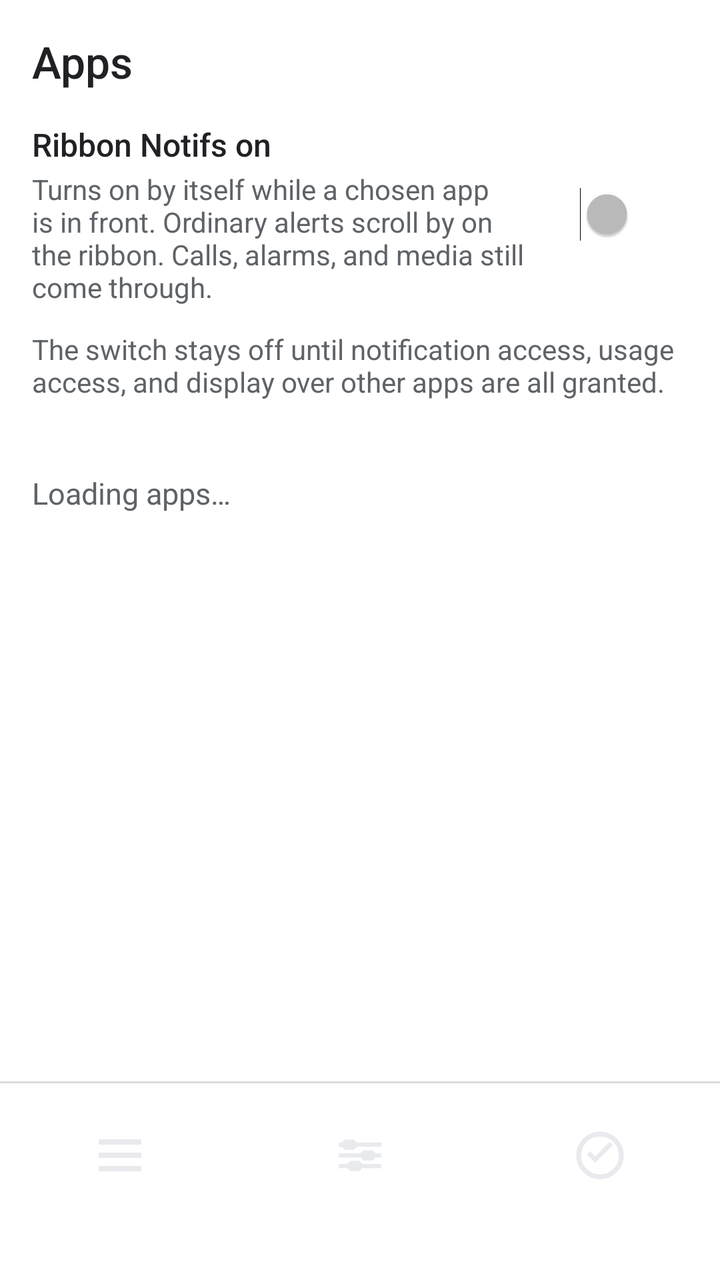
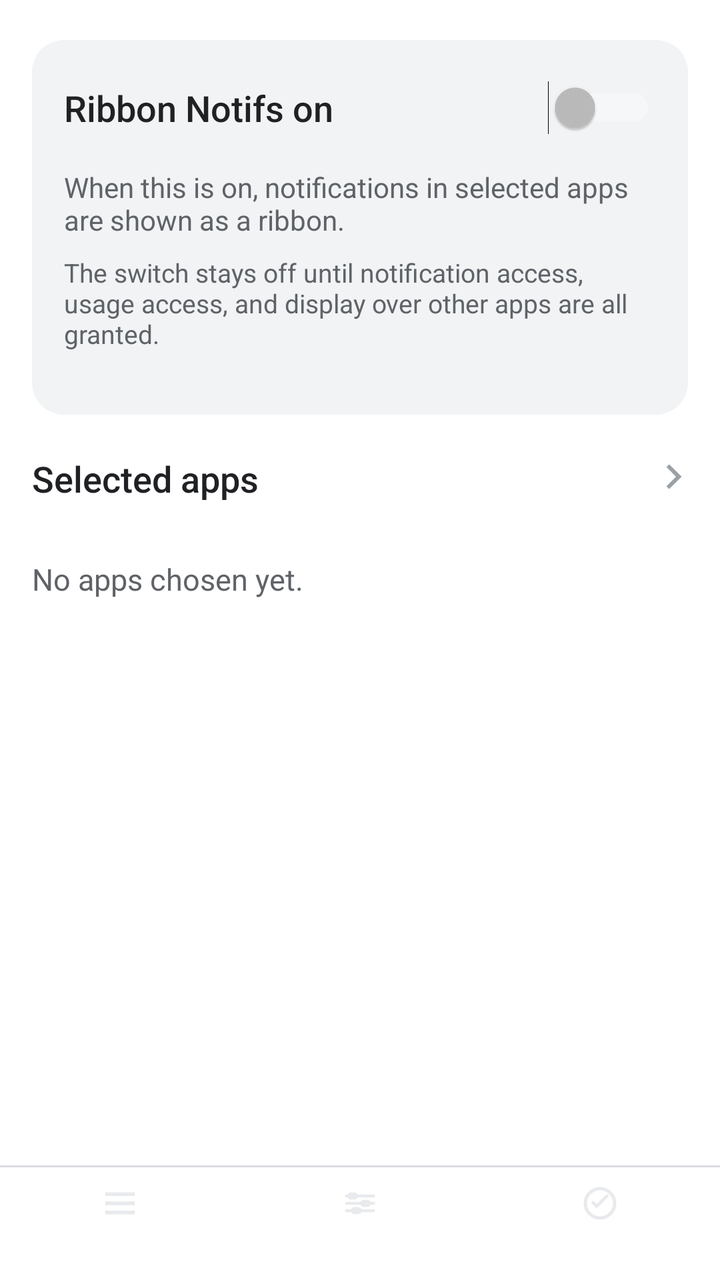

Before-and-after screenshots of an Android layout around one commit, followed by the original layout XML and the change that was made.
<!-- AndroidManifest.xml: application theme Theme.Ticker -->
<!-- res/layout/activity_apps.xml -->
<?xml version="1.0" encoding="utf-8"?>
<LinearLayout xmlns:android="http://schemas.android.com/apk/res/android"
    android:id="@+id/apps_root"
    android:layout_width="match_parent"
    android:layout_height="match_parent"
    android:background="@color/paper"
    android:orientation="vertical">

    <TextView
        android:layout_width="match_parent"
        android:layout_height="wrap_content"
        android:fontFamily="sans-serif-medium"
        android:paddingStart="16dp"
        android:paddingTop="16dp"
        android:paddingEnd="16dp"
        android:paddingBottom="4dp"
        android:text="@string/tab_apps"
        android:textColor="@color/ink"
        android:textSize="22sp" />

    <LinearLayout
        android:id="@+id/master_row"
        android:layout_width="match_parent"
        android:layout_height="wrap_content"
        android:background="?android:attr/selectableItemBackground"
        android:clickable="true"
        android:focusable="true"
        android:gravity="center_vertical"
        android:minHeight="72dp"
        android:orientation="horizontal"
        android:paddingStart="16dp"
        android:paddingTop="12dp"
        android:paddingEnd="16dp"
        android:paddingBottom="12dp">

        <LinearLayout
            android:layout_width="0dp"
            android:layout_height="wrap_content"
            android:layout_marginEnd="16dp"
            android:layout_weight="1"
            android:orientation="vertical">

            <TextView
                android:layout_width="match_parent"
                android:layout_height="wrap_content"
                android:fontFamily="sans-serif-medium"
                android:text="@string/master_label"
                android:textColor="@color/ink"
                android:textSize="16sp" />

            <TextView
                android:layout_width="match_parent"
                android:layout_height="wrap_content"
                android:layout_marginTop="2dp"
                android:text="@string/master_summary"
                android:textColor="@color/muted"
                android:textSize="14sp" />
        </LinearLayout>

        <Switch
            android:id="@+id/master_switch"
            android:layout_width="wrap_content"
            android:layout_height="wrap_content"
            android:contentDescription="@string/master_label" />
    </LinearLayout>

    <TextView
        android:id="@+id/master_blocked"
        android:layout_width="match_parent"
        android:layout_height="wrap_content"
        android:paddingStart="16dp"
        android:paddingEnd="16dp"
        android:paddingBottom="12dp"
        android:text="@string/master_blocked"
        android:textColor="@color/muted"
        android:textSize="14sp" />

    <FrameLayout
        android:layout_width="match_parent"
        android:layout_height="0dp"
        android:layout_weight="1">

        <ListView
            android:id="@+id/app_list"
            android:layout_width="match_parent"
            android:layout_height="match_parent"
            android:clipToPadding="false"
            android:divider="@color/divider"
            android:dividerHeight="1dp"
            android:listSelector="@android:color/transparent" />

        <TextView
            android:id="@+id/empty"
            android:layout_width="match_parent"
            android:layout_height="wrap_content"
            android:paddingStart="16dp"
            android:paddingTop="24dp"
            android:paddingEnd="16dp"
            android:text="@string/loading_apps"
            android:textColor="@color/muted"
            android:textSize="15sp" />
    </FrameLayout>

    <include layout="@layout/bar_tabs" />
</LinearLayout>
<!-- res/layout/bar_tabs.xml (included above) -->
<?xml version="1.0" encoding="utf-8"?>
<LinearLayout xmlns:android="http://schemas.android.com/apk/res/android"
    android:id="@+id/tab_bar"
    android:layout_width="match_parent"
    android:layout_height="wrap_content"
    android:background="@color/paper"
    android:orientation="vertical">

    <View
        android:layout_width="match_parent"
        android:layout_height="1dp"
        android:background="@color/divider" />

    <LinearLayout
        android:layout_width="match_parent"
        android:layout_height="wrap_content"
        android:orientation="horizontal"
        android:paddingTop="12dp"
        android:paddingBottom="14dp">

        <LinearLayout
            android:id="@+id/tab_apps"
            android:layout_width="0dp"
            android:layout_height="wrap_content"
            android:layout_weight="1"
            android:background="?android:attr/selectableItemBackground"
            android:clickable="true"
            android:contentDescription="@string/tab_apps"
            android:focusable="true"
            android:gravity="center_horizontal"
            android:orientation="vertical">

            <FrameLayout
                android:id="@+id/tab_apps_pill"
                android:layout_width="96dp"
                android:layout_height="48dp">

                <ImageView
                    android:id="@+id/tab_apps_icon"
                    android:layout_width="32dp"
                    android:layout_height="32dp"
                    android:layout_gravity="center"
                    android:contentDescription="@null"
                    android:importantForAccessibility="no"
                    android:src="@drawable/ic_tab_apps" />
            </FrameLayout>

            <TextView
                android:id="@+id/tab_apps_label"
                android:layout_width="wrap_content"
                android:layout_height="wrap_content"
                android:layout_marginTop="4dp"
                android:text="@string/tab_apps"
                android:textSize="15sp" />
        </LinearLayout>

        <LinearLayout
            android:id="@+id/tab_appearance"
            android:layout_width="0dp"
            android:layout_height="wrap_content"
            android:layout_weight="1"
            android:background="?android:attr/selectableItemBackground"
            android:clickable="true"
            android:contentDescription="@string/tab_appearance"
            android:focusable="true"
            android:gravity="center_horizontal"
            android:orientation="vertical">

            <FrameLayout
                android:id="@+id/tab_appearance_pill"
                android:layout_width="96dp"
                android:layout_height="48dp">

                <ImageView
                    android:id="@+id/tab_appearance_icon"
                    android:layout_width="32dp"
                    android:layout_height="32dp"
                    android:layout_gravity="center"
                    android:contentDescription="@null"
                    android:importantForAccessibility="no"
                    android:src="@drawable/ic_tab_appearance" />
            </FrameLayout>

            <TextView
                android:id="@+id/tab_appearance_label"
                android:layout_width="wrap_content"
                android:layout_height="wrap_content"
                android:layout_marginTop="4dp"
                android:text="@string/tab_appearance"
                android:textSize="15sp" />
        </LinearLayout>

        <LinearLayout
            android:id="@+id/tab_permissions"
            android:layout_width="0dp"
            android:layout_height="wrap_content"
            android:layout_weight="1"
            android:background="?android:attr/selectableItemBackground"
            android:clickable="true"
            android:contentDescription="@string/tab_permissions"
            android:focusable="true"
            android:gravity="center_horizontal"
            android:orientation="vertical">

            <FrameLayout
                android:id="@+id/tab_permissions_pill"
                android:layout_width="96dp"
                android:layout_height="48dp">

                <ImageView
                    android:id="@+id/tab_permissions_icon"
                    android:layout_width="32dp"
                    android:layout_height="32dp"
                    android:layout_gravity="center"
                    android:contentDescription="@null"
                    android:importantForAccessibility="no"
                    android:src="@drawable/ic_tab_permissions" />
            </FrameLayout>

            <TextView
                android:id="@+id/tab_permissions_label"
                android:layout_width="wrap_content"
                android:layout_height="wrap_content"
                android:layout_marginTop="4dp"
                android:text="@string/tab_permissions"
                android:textSize="15sp" />
        </LinearLayout>
    </LinearLayout>
</LinearLayout>
<!-- resources referenced by this layout -->
<resources>
  <color name="divider">#3C4043</color>
  <color name="ink">#E8EAED</color>
  <color name="muted">#9AA0A6</color>
  <color name="paper">#1F1F1F</color>
  <!-- drawable ic_tab_appearance (drawable) -->
  <?xml version="1.0" encoding="utf-8"?>
  <vector xmlns:android="http://schemas.android.com/apk/res/android"
      android:width="24dp"
      android:height="24dp"
      android:viewportWidth="24"
      android:viewportHeight="24">
      <path
          android:fillColor="#E8EAED"
          android:pathData="M4,7.2h16v1.6H4z M4,11.2h16v1.6H4z M4,15.2h16v1.6H4z" />
      <path
          android:fillColor="#E8EAED"
          android:pathData="M8,6.2a2,2 0,1 1,0 3.6a2,2 0,1 1,0 -3.6z M15,10.2a2,2 0,1 1,0 3.6a2,2 0,1 1,0 -3.6z M10,14.2a2,2 0,1 1,0 3.6a2,2 0,1 1,0 -3.6z" />
  </vector>
  <!-- drawable ic_tab_apps (drawable) -->
  <?xml version="1.0" encoding="utf-8"?>
  <vector xmlns:android="http://schemas.android.com/apk/res/android"
      android:width="24dp"
      android:height="24dp"
      android:viewportWidth="24"
      android:viewportHeight="24">
      <path
          android:fillColor="#E8EAED"
          android:pathData="M4,6h16v2H4z M4,11h16v2H4z M4,16h16v2H4z" />
  </vector>
  <!-- drawable ic_tab_permissions (drawable) -->
  <?xml version="1.0" encoding="utf-8"?>
  <vector xmlns:android="http://schemas.android.com/apk/res/android"
      android:width="24dp"
      android:height="24dp"
      android:viewportWidth="24"
      android:viewportHeight="24">
      <path
          android:fillColor="#00000000"
          android:pathData="M12,4a8,8 0,1 1,0 16a8,8 0,1 1,0 -16z"
          android:strokeColor="#E8EAED"
          android:strokeWidth="1.8" />
      <path
          android:fillColor="#E8EAED"
          android:pathData="M10.2,12.4 L8.3,10.5 L7.1,11.7 L10.2,14.8 L16.9,8.1 L15.7,6.9 Z" />
  </vector>
  <string name="loading_apps">Loading apps…</string>
  <string name="master_blocked">The switch stays off until notification access, usage access, and display over other apps are all granted.</string>
  <string name="master_label">Ribbon Notifs on</string>
  <string name="master_summary">Turns on by itself while a chosen app is in front. Ordinary alerts scroll by on the ribbon. Calls, alarms, and media still come through.</string>
  <string name="tab_appearance">Customise</string>
  <string name="tab_apps">Apps</string>
  <string name="tab_permissions">Permissions</string>
  <style name="Theme.Ticker" parent="android:Theme.Material.NoActionBar">
          <item name="android:colorPrimary">@color/accent</item>
          <item name="android:colorAccent">@color/accent</item>
          <item name="android:colorControlActivated">@color/accent</item>
          <item name="android:statusBarColor">@color/paper</item>
          <item name="android:navigationBarColor">@color/paper</item>
          <item name="android:windowLightStatusBar">false</item>
          <item name="android:windowLightNavigationBar">false</item>
          <item name="android:windowBackground">@color/paper</item>
          <item name="android:textColorPrimary">@color/ink</item>
          <item name="android:textColorSecondary">@color/muted</item>
          <item name="android:textColorHint">@color/muted</item>
          <item name="android:forceDarkAllowed">false</item>
      </style>
  <color name="accent">#8AB4F8</color>
</resources>

<!-- the commit's change to res/layout/activity_apps.xml (unified diff, before → after) -->
@@ -6,100 +6,145 @@
     android:background="@color/paper"
     android:orientation="vertical">
 
-    <TextView
-        android:layout_width="match_parent"
-        android:layout_height="wrap_content"
-        android:fontFamily="sans-serif-medium"
-        android:paddingStart="16dp"
-        android:paddingTop="16dp"
-        android:paddingEnd="16dp"
-        android:paddingBottom="4dp"
-        android:text="@string/tab_apps"
-        android:textColor="@color/ink"
-        android:textSize="22sp" />
-
-    <LinearLayout
-        android:id="@+id/master_row"
-        android:layout_width="match_parent"
-        android:layout_height="wrap_content"
-        android:background="?android:attr/selectableItemBackground"
-        android:clickable="true"
-        android:focusable="true"
-        android:gravity="center_vertical"
-        android:minHeight="72dp"
-        android:orientation="horizontal"
-        android:paddingStart="16dp"
-        android:paddingTop="12dp"
-        android:paddingEnd="16dp"
-        android:paddingBottom="12dp">
-
-        <LinearLayout
-            android:layout_width="0dp"
-            android:layout_height="wrap_content"
-            android:layout_marginEnd="16dp"
-            android:layout_weight="1"
-            android:orientation="vertical">
-
-            <TextView
-                android:layout_width="match_parent"
-                android:layout_height="wrap_content"
-                android:fontFamily="sans-serif-medium"
-                android:text="@string/master_label"
-                android:textColor="@color/ink"
-                android:textSize="16sp" />
-
-            <TextView
-                android:layout_width="match_parent"
-                android:layout_height="wrap_content"
-                android:layout_marginTop="2dp"
-                android:text="@string/master_summary"
+    <FrameLayout
+        android:layout_width="match_parent"
+        android:layout_height="0dp"
+        android:layout_marginStart="16dp"
+        android:layout_marginTop="20dp"
+        android:layout_marginEnd="16dp"
+        android:layout_weight="1">
+
+        <LinearLayout
+            android:id="@+id/master_tile"
+            android:layout_width="match_parent"
+            android:layout_height="match_parent"
+            android:background="@drawable/bg_card"
+            android:orientation="vertical">
+
+            <app.ticker.StripView
+                android:id="@+id/demo_ribbon"
+                android:layout_width="match_parent"
+                android:layout_height="32dp"
+                android:visibility="gone" />
+
+            <LinearLayout
+                android:id="@+id/master_row"
+                android:layout_width="match_parent"
+                android:layout_height="wrap_content"
+                android:background="?android:attr/selectableItemBackground"
+                android:clickable="true"
+                android:focusable="true"
+                android:gravity="center_vertical"
+                android:minHeight="64dp"
+                android:orientation="horizontal"
+                android:paddingStart="16dp"
+                android:paddingTop="12dp"
+                android:paddingEnd="16dp"
+                android:paddingBottom="8dp">
+
+                <TextView
+                    android:layout_width="0dp"
+                    android:layout_height="wrap_content"
+                    android:layout_marginEnd="16dp"
+                    android:layout_weight="1"
+                    android:fontFamily="sans-serif-medium"
+                    android:text="@string/master_label"
+                    android:textColor="@color/ink"
+                    android:textSize="18sp" />
+
+                <Switch
+                    android:id="@+id/master_switch"
+                    android:layout_width="wrap_content"
+                    android:layout_height="wrap_content"
+                    android:contentDescription="@string/master_label" />
+            </LinearLayout>
+
+            <TextView
+                android:layout_width="match_parent"
+                android:layout_height="wrap_content"
+                android:paddingStart="16dp"
+                android:paddingEnd="16dp"
+                android:paddingBottom="8dp"
+                android:text="@string/master_tile_body"
                 android:textColor="@color/muted"
                 android:textSize="14sp" />
-        </LinearLayout>
-
-        <Switch
-            android:id="@+id/master_switch"
-            android:layout_width="wrap_content"
-            android:layout_height="wrap_content"
-            android:contentDescription="@string/master_label" />
+
+            <TextView
+                android:id="@+id/master_blocked"
+                android:layout_width="match_parent"
+                android:layout_height="wrap_content"
+                android:paddingStart="16dp"
+                android:paddingEnd="16dp"
+                android:paddingBottom="12dp"
+                android:text="@string/master_blocked"
+                android:textColor="@color/muted"
+                android:textSize="13sp" />
+        </LinearLayout>
+    </FrameLayout>
+
+    <LinearLayout
+        android:layout_width="match_parent"
+        android:layout_height="0dp"
+        android:layout_weight="2"
+        android:orientation="vertical"
+        android:paddingTop="8dp">
+
+        <LinearLayout
+            android:id="@+id/selected_header"
+            android:layout_width="match_parent"
+            android:layout_height="wrap_content"
+            android:background="?android:attr/selectableItemBackground"
+            android:clickable="true"
+            android:focusable="true"
+            android:gravity="center_vertical"
+            android:minHeight="48dp"
+            android:orientation="horizontal"
+            android:paddingStart="16dp"
+            android:paddingEnd="12dp">
+
+            <TextView
+                android:layout_width="0dp"
+                android:layout_height="wrap_content"
+                android:layout_weight="1"
+                android:fontFamily="sans-serif-medium"
+                android:text="@string/selected_apps"
+                android:textColor="@color/ink"
+                android:textSize="18sp" />
+
+            <ImageView
+                android:layout_width="24dp"
+                android:layout_height="24dp"
+                android:contentDescription="@null"
+                android:importantForAccessibility="no"
+                android:src="@drawable/ic_chevron" />
+        </LinearLayout>
+
+        <FrameLayout
+            android:layout_width="match_parent"
+            android:layout_height="0dp"
+            android:layout_weight="1">
+
+            <ListView
+                android:id="@+id/app_list"
+                android:layout_width="match_parent"
+                android:layout_height="match_parent"
+                android:clipToPadding="false"
+                android:divider="@color/divider"
+                android:dividerHeight="1dp"
+                android:listSelector="@android:color/transparent" />
+
+            <TextView
+                android:id="@+id/empty"
+                android:layout_width="match_parent"
+                android:layout_height="wrap_content"
+                android:paddingStart="16dp"
+                android:paddingTop="16dp"
+                android:paddingEnd="16dp"
+                android:text="@string/no_chosen_apps"
+                android:textColor="@color/muted"
+                android:textSize="15sp" />
+        </FrameLayout>
     </LinearLayout>
-
-    <TextView
-        android:id="@+id/master_blocked"
-        android:layout_width="match_parent"
-        android:layout_height="wrap_content"
-        android:paddingStart="16dp"
-        android:paddingEnd="16dp"
-        android:paddingBottom="12dp"
-        android:text="@string/master_blocked"
-        android:textColor="@color/muted"
-        android:textSize="14sp" />
-
-    <FrameLayout
-        android:layout_width="match_parent"
-        android:layout_height="0dp"
-        android:layout_weight="1">
-
-        <ListView
-            android:id="@+id/app_list"
-            android:layout_width="match_parent"
-            android:layout_height="match_parent"
-            android:clipToPadding="false"
-            android:divider="@color/divider"
-            android:dividerHeight="1dp"
-            android:listSelector="@android:color/transparent" />
-
-        <TextView
-            android:id="@+id/empty"
-            android:layout_width="match_parent"
-            android:layout_height="wrap_content"
-            android:paddingStart="16dp"
-            android:paddingTop="24dp"
-            android:paddingEnd="16dp"
-            android:text="@string/loading_apps"
-            android:textColor="@color/muted"
-            android:textSize="15sp" />
-    </FrameLayout>
 
     <include layout="@layout/bar_tabs" />
 </LinearLayout>
@@ -121,8 +166,8 @@
         android:layout_width="match_parent"
         android:layout_height="wrap_content"
         android:orientation="horizontal"
-        android:paddingTop="12dp"
-        android:paddingBottom="14dp">
+        android:paddingTop="4dp"
+        android:paddingBottom="6dp">
 
         <LinearLayout
             android:id="@+id/tab_apps"
@@ -138,13 +183,13 @@
 
             <FrameLayout
                 android:id="@+id/tab_apps_pill"
-                android:layout_width="96dp"
-                android:layout_height="48dp">
+                android:layout_width="64dp"
+                android:layout_height="28dp">
 
                 <ImageView
                     android:id="@+id/tab_apps_icon"
-                    android:layout_width="32dp"
-                    android:layout_height="32dp"
+                    android:layout_width="22dp"
+                    android:layout_height="22dp"
                     android:layout_gravity="center"
                     android:contentDescription="@null"
                     android:importantForAccessibility="no"
@@ -155,9 +200,9 @@
                 android:id="@+id/tab_apps_label"
                 android:layout_width="wrap_content"
                 android:layout_height="wrap_content"
-                android:layout_marginTop="4dp"
+                android:layout_marginTop="2dp"
                 android:text="@string/tab_apps"
-                android:textSize="15sp" />
+                android:textSize="12sp" />
         </LinearLayout>
 
         <LinearLayout
@@ -174,13 +219,13 @@
 
             <FrameLayout
                 android:id="@+id/tab_appearance_pill"
-                android:layout_width="96dp"
-                android:layout_height="48dp">
+                android:layout_width="64dp"
+                android:layout_height="28dp">
 
                 <ImageView
                     android:id="@+id/tab_appearance_icon"
-                    android:layout_width="32dp"
-                    android:layout_height="32dp"
+                    android:layout_width="22dp"
+                    android:layout_height="22dp"
                     android:layout_gravity="center"
                     android:contentDescription="@null"
                     android:importantForAccessibility="no"
@@ -191,9 +236,9 @@
                 android:id="@+id/tab_appearance_label"
                 android:layout_width="wrap_content"
                 android:layout_height="wrap_content"
-                android:layout_marginTop="4dp"
+                android:layout_marginTop="2dp"
                 android:text="@string/tab_appearance"
-                android:textSize="15sp" />
+                android:textSize="12sp" />
         </LinearLayout>
 
         <LinearLayout
@@ -210,13 +255,13 @@
 
             <FrameLayout
                 android:id="@+id/tab_permissions_pill"
-                android:layout_width="96dp"
-                android:layout_height="48dp">
+                android:layout_width="64dp"
+                android:layout_height="28dp">
 
                 <ImageView
                     android:id="@+id/tab_permissions_icon"
-                    android:layout_width="32dp"
-                    android:layout_height="32dp"
+                    android:layout_width="22dp"
+                    android:layout_height="22dp"
                     android:layout_gravity="center"
                     android:contentDescription="@null"
                     android:importantForAccessibility="no"
@@ -227,9 +272,9 @@
                 android:id="@+id/tab_permissions_label"
                 android:layout_width="wrap_content"
                 android:layout_height="wrap_content"
-                android:layout_marginTop="4dp"
+                android:layout_marginTop="2dp"
                 android:text="@string/tab_permissions"
-                android:textSize="15sp" />
+                android:textSize="12sp" />
         </LinearLayout>
     </LinearLayout>
 </LinearLayout>
<!-- resource entries referenced after the edit -->
@@ -4,6 +4,24 @@
   <color name="ink">#E8EAED</color>
   <color name="muted">#9AA0A6</color>
   <color name="paper">#1F1F1F</color>
+  <!-- drawable bg_card (drawable) -->
+  <?xml version="1.0" encoding="utf-8"?>
+  <shape xmlns:android="http://schemas.android.com/apk/res/android"
+      android:shape="rectangle">
+      <solid android:color="@color/card" />
+      <corners android:radius="16dp" />
+  </shape>
+  <!-- drawable ic_chevron (drawable) -->
+  <?xml version="1.0" encoding="utf-8"?>
+  <vector xmlns:android="http://schemas.android.com/apk/res/android"
+      android:width="24dp"
+      android:height="24dp"
+      android:viewportWidth="24"
+      android:viewportHeight="24">
+      <path
+          android:fillColor="#9AA0A6"
+          android:pathData="M9.2,6.2 L10.6,4.8 L16.8,11 L10.6,17.2 L9.2,15.8 L14,11 Z" />
+  </vector>
   <!-- drawable ic_tab_appearance (drawable) -->
   <?xml version="1.0" encoding="utf-8"?>
   <vector xmlns:android="http://schemas.android.com/apk/res/android"
@@ -45,13 +63,14 @@
           android:fillColor="#E8EAED"
           android:pathData="M10.2,12.4 L8.3,10.5 L7.1,11.7 L10.2,14.8 L16.9,8.1 L15.7,6.9 Z" />
   </vector>
-  <string name="loading_apps">Loading apps…</string>
   <string name="master_blocked">The switch stays off until notification access, usage access, and display over other apps are all granted.</string>
   <string name="master_label">Ribbon Notifs on</string>
-  <string name="master_summary">Turns on by itself while a chosen app is in front. Ordinary alerts scroll by on the ribbon. Calls, alarms, and media still come through.</string>
+  <string name="master_tile_body">When this is on, notifications in selected apps are shown as a ribbon.</string>
+  <string name="no_chosen_apps">No apps chosen yet.</string>
+  <string name="selected_apps">Selected apps</string>
   <string name="tab_appearance">Customise</string>
   <string name="tab_apps">Apps</string>
-  <string name="tab_permissions">Permissions</string>
+  <string name="tab_permissions">App Settings</string>
   <style name="Theme.Ticker" parent="android:Theme.Material.NoActionBar">
           <item name="android:colorPrimary">@color/accent</item>
           <item name="android:colorAccent">@color/accent</item>
@@ -66,6 +85,7 @@
           <item name="android:textColorHint">@color/muted</item>
           <item name="android:forceDarkAllowed">false</item>
       </style>
+  <color name="card">#2D2E30</color>
   <color name="accent">#8AB4F8</color>
 </resources>
 
